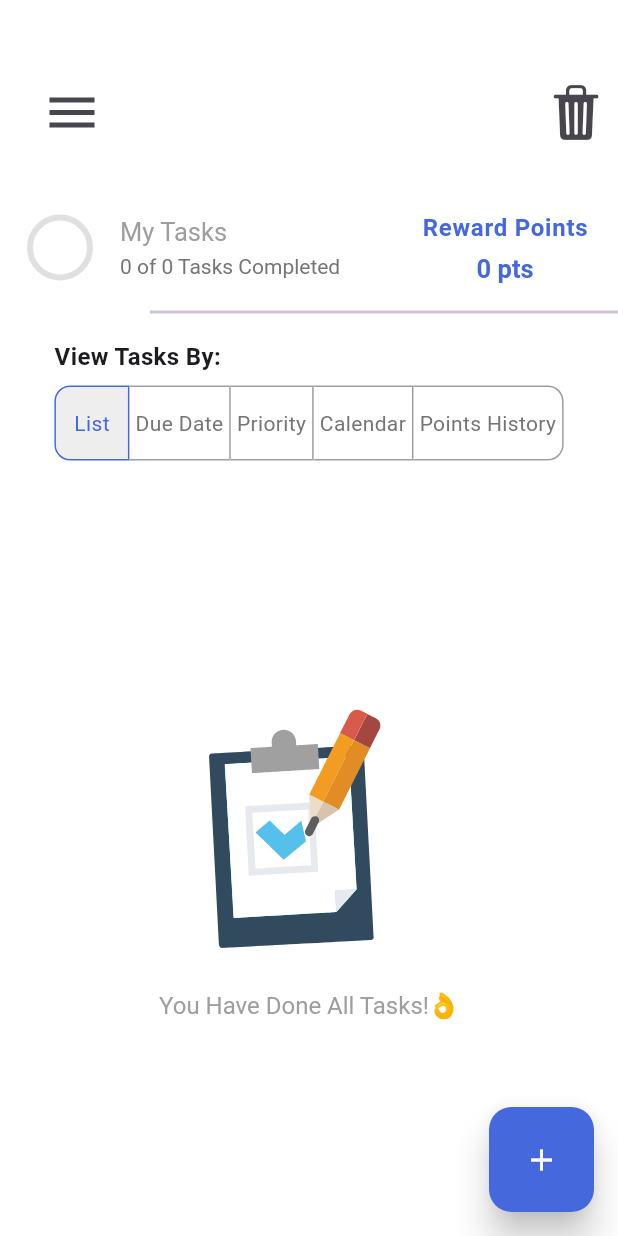
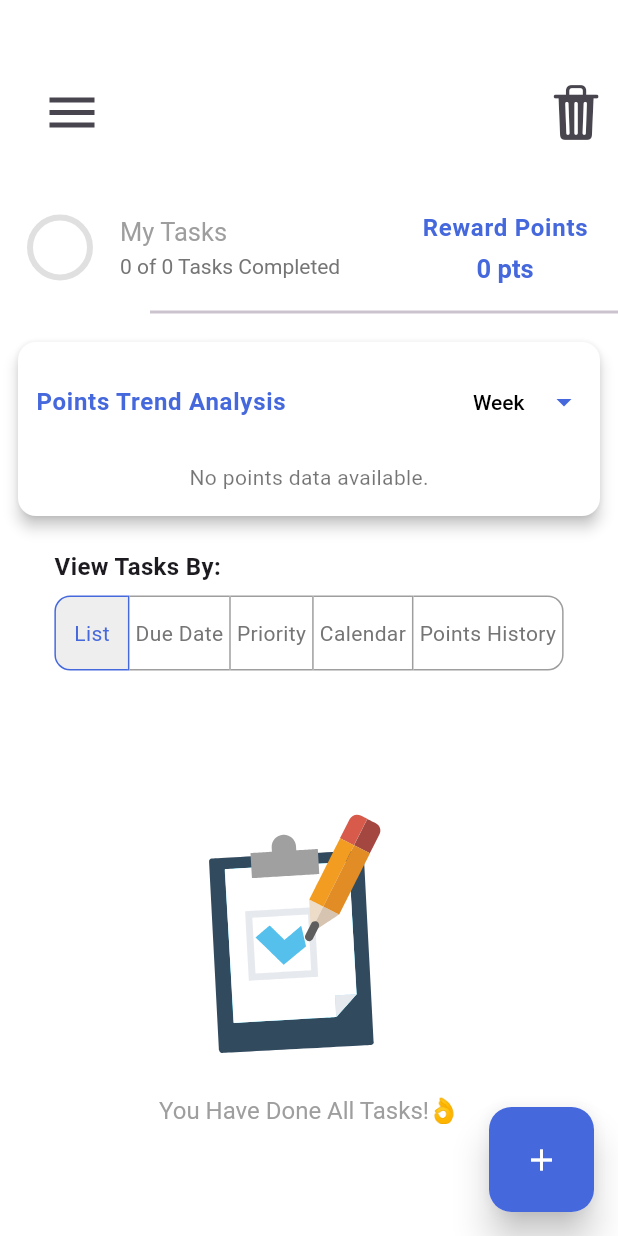
Before and after one commit to ASE-Team-3/ase_todoapp, a Flutter app: the screen it shows after launch, on a phone screen of 412 x 824 dp. Run offline on Flutter 3.47's test engine with Material 3 defaults, Android fonts, the phone set to English and light mode, and no system bars; drawn by our look-alikes of flutter_slider_drawer; our stand-ins replace animate_do, file_picker, fl_chart, flutter_datetime_picker_plus, flutter_local_notifications, lottie and 2 more.

Commit message:
Feature (Task Rewarding System): Implement points trend chart with filtering options
- Added PointsTrendChart to visualize points history using BarChart.
- Implemented filtering options for Week, Month, Year, and Custom date ranges.
- Enhanced grouping logic to calculate totals based on 'Awarded' and 'Deducted' actions.
- Improved material design with responsive layout and color scheme using AppColors.
- Ensured the chart dynamically adjusts for positive and negative point values.
- Updated the showDateRangePicker for better UI consistency and custom range selection.

```diff
--- /dev/null
+++ b/lib/views/home/components/points_trend_chart.dart
@@ -0,0 +1,285 @@
+import 'package:app/models/points_history_entry.dart';
+import 'package:collection/collection.dart';
+import 'package:fl_chart/fl_chart.dart';
+import 'package:flutter/material.dart';
+import 'package:provider/provider.dart';
+import 'package:app/providers/task_provider.dart';
+import 'package:app/utils/app_colors.dart';
+import 'package:intl/intl.dart';
+
+class PointsTrendChart extends StatefulWidget {
+  const PointsTrendChart({super.key});
+
+  @override
+  State<PointsTrendChart> createState() => _PointsTrendChartState();
+}
+
+class _PointsTrendChartState extends State<PointsTrendChart> {
+  String _selectedInterval = "Week"; // Default filter
+  DateTimeRange? _customRange;
+
+  List<String> get intervals => ["Week", "Month", "Year", "Custom"];
+
+  /// Groups points by day or month and calculates totals based on action
+  Map<String, double> _groupPointsByInterval(
+      List<PointsHistoryEntry> pointsHistory, String interval) {
+    DateTime now = DateTime.now();
+    DateTime startDate;
+
+    switch (interval) {
+      case "Week":
+        startDate = now.subtract(const Duration(days: 7));
+        break;
+      case "Month":
+        startDate = DateTime(now.year, now.month - 1, now.day);
+        break;
+      case "Year":
+        startDate = DateTime(now.year - 1, now.month, now.day);
+        break;
+      case "Custom":
+        startDate =
+            _customRange?.start ?? now.subtract(const Duration(days: 7));
+        break;
+      default:
+        startDate = now.subtract(const Duration(days: 7));
+    }
+
+    final dateFormat = interval == "Year" ? 'MM/yyyy' : 'MM/dd';
+
+    // Group by day/month and calculate total points
+    Map<String, double> groupedData = {};
+    for (var entry in pointsHistory) {
+      if (entry.timestamp.isAfter(startDate)) {
+        final key = DateFormat(dateFormat).format(entry.timestamp);
+        groupedData[key] = (groupedData[key] ?? 0) +
+            (entry.action == 'Awarded' ? entry.points : -entry.points);
+      }
+    }
+
+    return groupedData;
+  }
+
+  @override
+  Widget build(BuildContext context) {
+    final taskProvider = Provider.of<TaskProvider>(context);
+    final pointsHistory = taskProvider.pointsHistory;
+
+    // Group points and convert to bar groups
+    final groupedData =
+        _groupPointsByInterval(pointsHistory, _selectedInterval);
+
+    // Find min and max for y-axis scaling
+    final maxPositive = groupedData.values.fold<double>(
+      0.0,
+      (prev, curr) => curr > prev ? curr : prev,
+    );
+    final maxNegative = groupedData.values.fold<double>(
+      0.0,
+      (prev, curr) => curr < prev ? curr : prev,
+    );
+
+    return Card(
+      elevation: 4,
+      margin: const EdgeInsets.all(12.0),
+      shape: RoundedRectangleBorder(
+        borderRadius: BorderRadius.circular(12),
+      ),
+      color: Colors.white,
+      child: Padding(
+        padding: const EdgeInsets.symmetric(vertical: 16.0, horizontal: 12.0),
+        child: Column(
+          crossAxisAlignment: CrossAxisAlignment.start,
+          children: [
+            // Title and Filter Dropdown
+            Row(
+              mainAxisAlignment: MainAxisAlignment.spaceBetween,
+              children: [
+                Text(
+                  "Points Trend Analysis",
+                  style: Theme.of(context).textTheme.bodyLarge?.copyWith(
+                        fontWeight: FontWeight.bold,
+                        color: AppColors.primaryColor,
+                      ),
+                ),
+                DropdownButton<String>(
+                  value: _selectedInterval,
+                  underline: Container(), // Remove default underline
+                  onChanged: (value) async {
+                    if (value == "Custom") {
+                      final result = await showDateRangePicker(
+                        context: context,
+                        builder: (context, child) {
+                          return Theme(
+                            data: Theme.of(context).copyWith(
+                              colorScheme: ColorScheme.light(
+                                primary: AppColors
+                                    .primaryColor, // Header background color
+                                onPrimary: Colors.white, // Header text color
+                                onSurface: Colors.black, // Body text color
+                              ),
+                              textButtonTheme: TextButtonThemeData(
+                                style: TextButton.styleFrom(
+                                  foregroundColor: AppColors
+                                      .primaryColor, // Button text color
+                                ),
+                              ),
+                            ),
+                            child: LayoutBuilder(
+                              builder: (context, constraints) {
+                                // Use a SingleChildScrollView for responsiveness
+                                return SingleChildScrollView(
+                                  child: ConstrainedBox(
+                                    constraints: BoxConstraints(
+                                      maxWidth:
+                                          400, // Limit modal width for large screens
+                                      maxHeight:
+                                          MediaQuery.of(context).size.height *
+                                              0.9, // 90% height
+                                    ),
+                                    child: child,
+                                  ),
+                                );
+                              },
+                            ),
+                          );
+                        },
+                        initialDateRange: _customRange ??
+                            DateTimeRange(
+                              start: DateTime.now()
+                                  .subtract(const Duration(days: 7)),
+                              end: DateTime.now(),
+                            ),
+                        firstDate: DateTime(2000),
+                        lastDate: DateTime.now(),
+                      );
+
+                      if (result != null) {
+                        setState(() {
+                          _customRange = result;
+                          _selectedInterval = "Custom";
+                        });
+                      }
+                    } else {
+                      setState(() {
+                        _selectedInterval = value!;
+                        _customRange = null;
+                      });
+                    }
+                  },
+                  items: intervals
+                      .map((interval) => DropdownMenuItem(
+                            value: interval,
+                            child: Text(
+                              interval,
+                              style: const TextStyle(fontSize: 14),
+                            ),
+                          ))
+                      .toList(),
+                  style: const TextStyle(
+                    color: Colors.black,
+                    fontSize: 14,
+                    fontWeight: FontWeight.w500,
+                  ),
+                  dropdownColor: Colors.white,
+                  icon: const Icon(
+                    Icons.arrow_drop_down,
+                    color: AppColors.primaryColor,
+                  ),
+                ),
+              ],
+            ),
+            const SizedBox(height: 16),
+            pointsHistory.isNotEmpty
+                ? SizedBox(
+                    height: 250,
+                    child: BarChart(
+                      BarChartData(
+                        maxY: maxPositive + 10.0, // Add padding to the top
+                        minY: maxNegative - 10.0, // Allow space for deductions
+                        barGroups:
+                            groupedData.entries.mapIndexed((index, entry) {
+                          return BarChartGroupData(
+                            x: index,
+                            barRods: [
+                              BarChartRodData(
+                                toY: entry.value, // Height of the bar
+                                width: 8, // Slimmer bar width
+                                color: entry.value >= 0
+                                    ? AppColors.primaryColor // Positive bar
+                                    : Colors.red, // Negative bar
+                                borderRadius:
+                                    BorderRadius.circular(4), // Rounded bars
+                              ),
+                            ],
+                          );
+                        }).toList(),
+                        gridData: FlGridData(
+                          show: true,
+                          drawVerticalLine: false,
+                          horizontalInterval: 10,
+                          getDrawingHorizontalLine: (value) {
+                            return FlLine(
+                              color: Colors.grey.shade300,
+                              strokeWidth: 1,
+                            );
+                          },
+                        ),
+                        titlesData: FlTitlesData(
+                          leftTitles: AxisTitles(
+                            sideTitles: SideTitles(
+                              showTitles: true,
+                              reservedSize: 40,
+                              getTitlesWidget: (value, meta) {
+                                return Text(
+                                  value.toInt().toString(),
+                                  style: const TextStyle(fontSize: 12),
+                                );
+                              },
+                              interval: 20,
+                            ),
+                          ),
+                          bottomTitles: AxisTitles(
+                            sideTitles: SideTitles(
+                              showTitles: true,
+                              reservedSize: 32,
+                              getTitlesWidget: (value, meta) {
+                                final index = value.toInt();
+                                if (index < groupedData.keys.length) {
+                                  final key = groupedData.keys
+                                      .elementAt(index); // Date key
+                                  return Text(
+                                    key,
+                                    style: const TextStyle(fontSize: 10),
+                                  );
+                                }
+                                return const SizedBox.shrink();
+                              },
+                              interval: 1,
+                            ),
+                          ),
+                        ),
+                        borderData: FlBorderData(
+                          show: true,
+                          border: const Border(
+                            left: BorderSide(color: Colors.grey),
+                            bottom: BorderSide(color: Colors.grey),
+                          ),
+                        ),
+                      ),
+                    ),
+                  )
+                : const Center(
+                    child: Text(
+                      "No points data available.",
+                      style: TextStyle(
+                        color: Colors.black54,
+                        fontSize: 14,
+                      ),
+                    ),
+                  ),
+          ],
+        ),
+      ),
+    );
+  }
+}
--- a/lib/views/home/home_view.dart
+++ b/lib/views/home/home_view.dart
@@ -1,4 +1,3 @@
-// views/home/home_view.dart
 import 'package:animate_do/animate_do.dart';
 import 'package:app/utils/app_colors.dart';
 import 'package:app/utils/app_str.dart';
@@ -6,6 +5,7 @@ import 'package:app/utils/constrants.dart';
 import 'package:app/views/home/components/fab.dart';
 import 'package:app/views/home/components/home_app_bar.dart';
 import 'package:app/views/home/components/points_summary_text.dart';
+import 'package:app/views/home/components/points_trend_chart.dart';
 import 'package:app/views/home/components/slider_drawer.dart';
 import 'package:app/views/home/widget/calendar_view.dart';
 import 'package:app/views/home/widget/points_history_view.dart';
@@ -56,6 +56,7 @@ class _HomeViewState extends State<HomeView> {
         children: [
           _buildHeader(textTheme),
           const Divider(thickness: 2, indent: 100),
+          const PointsTrendChart(), // Points Trend Chart Section
           _buildViewSelector(),
           Expanded(child: _buildTaskListOrView(textTheme)),
         ],
@@ -79,7 +80,6 @@ class _HomeViewState extends State<HomeView> {
               double buttonPadding = constraints.maxWidth < 400 ? 4.0 : 8.0;
               double fontSize = constraints.maxWidth < 400 ? 14.0 : 16.0;
 
-              // Ensure children and isSelected lengths match
               final views = [
                 'List',
                 'Due Date',
@@ -139,7 +139,6 @@ class _HomeViewState extends State<HomeView> {
         } else if (selectedView == 'Due Date') {
           return DueDateView(tasks: taskProvider.tasks);
         } else if (selectedView == 'Points History') {
-          // New view
           return const PointsHistoryView();
         } else {
           return _buildTaskList(textTheme);
@@ -163,7 +162,7 @@ class _HomeViewState extends State<HomeView> {
                   value: Provider.of<TaskProvider>(context).tasks.isNotEmpty
                       ? Provider.of<TaskProvider>(context).completedTasks /
                           Provider.of<TaskProvider>(context).tasks.length
-                      : 0, // Handle empty list by setting to 0
+                      : 0,
                   backgroundColor: Colors.grey[300],
                   valueColor: AlwaysStoppedAnimation(AppColors.primaryColor),
                 ),
@@ -188,7 +187,6 @@ class _HomeViewState extends State<HomeView> {
               ),
             ],
           ),
-          // Include PointsSummaryCard
           const PointsSummaryText(),
         ],
       ),
--- a/pubspec.yaml
+++ b/pubspec.yaml
@@ -57,6 +57,8 @@ dependencies:
   url_launcher: ^6.3.1
   table_calendar: ^3.0.8
   flutter_local_notifications: ^18.0.1
+  fl_chart: ^0.69.2
+  collection: ^1.18.0
 
 dev_dependencies:
   flutter_test:
```
Also changed, not shown: pubspec.lock, 1 other file.
